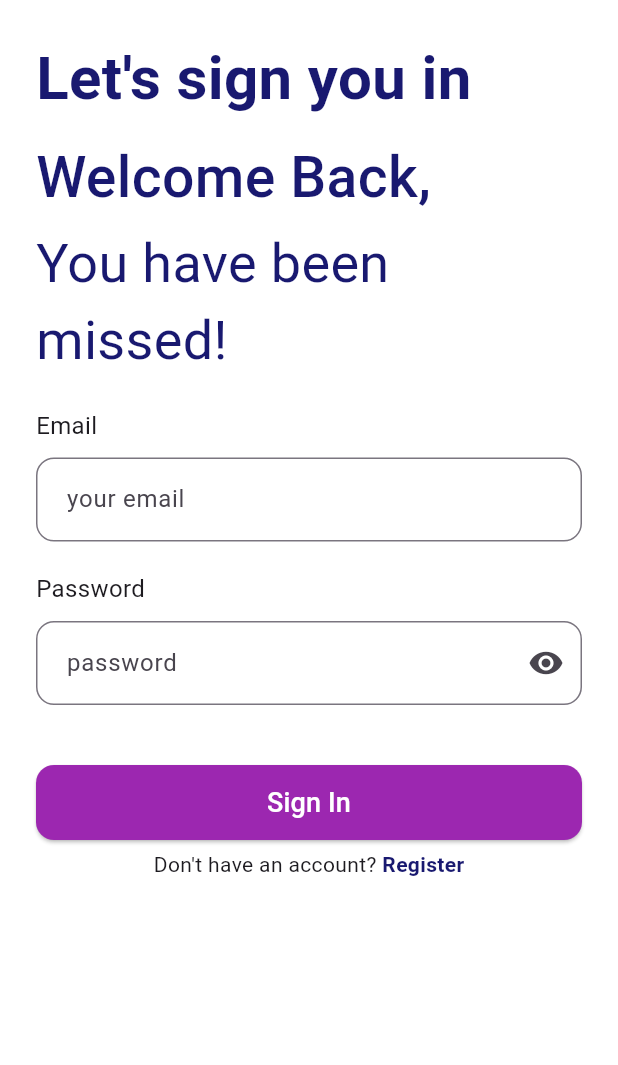
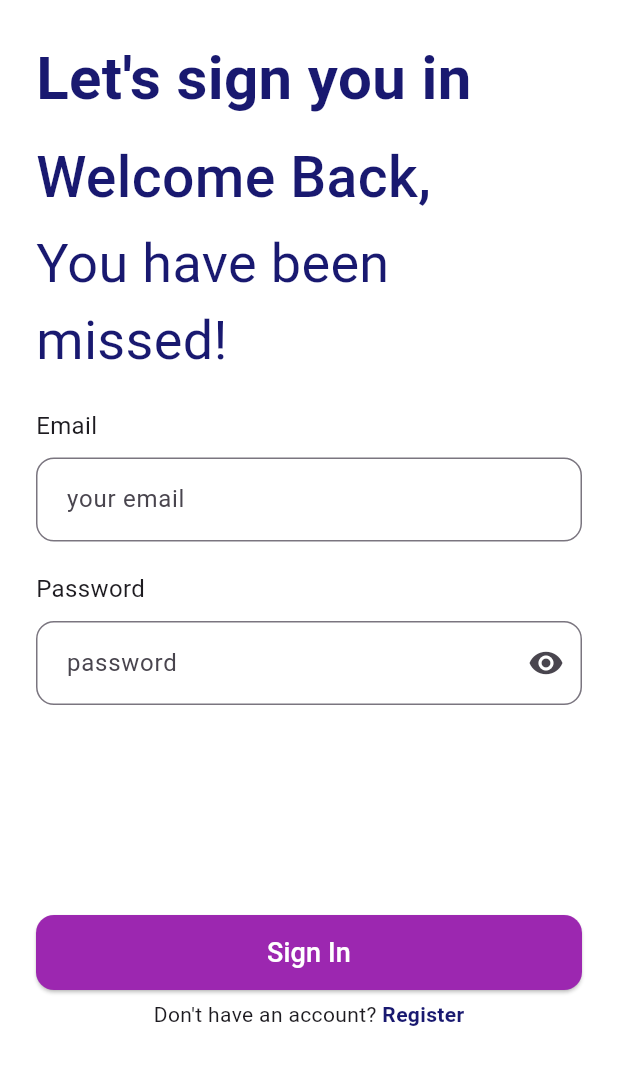
Before and after one commit to ZyadMohamed14/flutterlogintask, a Flutter app: the screen it shows after launch, on a phone screen of 412 x 824 dp. Shown: the top 1065 px of the screen. Run offline on Flutter 3.47's test engine with Material 3 defaults, Android fonts, the light colour scheme and no system bars; our stand-ins replace bloc, cloud_firestore, dartz, dio, firebase_auth, firebase_core and 3 more; accounts and stored records are empty.

Commit message:
fix render bug

```diff
--- a/lib/feature/login/presentation/signin_screen.dart
+++ b/lib/feature/login/presentation/signin_screen.dart
@@ -70,9 +70,9 @@ class SignInScreen extends StatelessWidget {
             }
           },
           builder: (context, state) {
-            return SingleChildScrollView(
-              child: Padding(
-                padding: const EdgeInsets.all(24.0),
+            return Padding(
+              padding: const EdgeInsets.all(24.0),
+              child: SingleChildScrollView(
                 child: Column(
                   crossAxisAlignment: CrossAxisAlignment.start,
                   children: [
@@ -148,7 +148,7 @@ class SignInScreen extends StatelessWidget {
                     ),
                     const SizedBox(height: 40),
 
-                    const Spacer(),
+                    SizedBox(height: 100),
                     SizedBox(
                       width: double.infinity,
                       height: 50,
```
